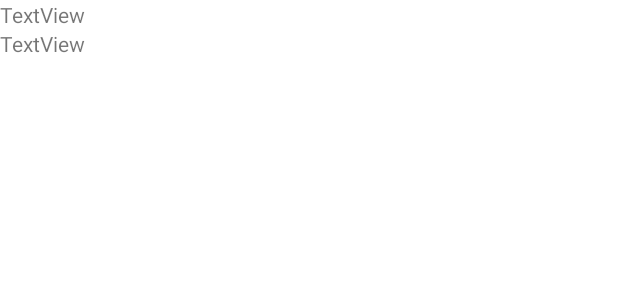
After one commit to Nxssie/KotlinNode, an Android app: the layout bicycle_list_row.xml on its own in the app's theme, with its tools: preview values and no code run, on a phone screen of 412 x 824 dp. The commit adds this screen. Shown: the top 300 px of the screen. Run offline under Robolectric (Android 15) with nearby library versions, the phone set to English and light mode, and no system bars.

Commit message:
daily check point

```diff
--- /dev/null
+++ b/frontend/app/src/main/java/com/example/bicycles/models/Bicycle.kt
@@ -0,0 +1,3 @@
+package com.example.bicycles.models
+
+class Bicycle (val brand: String, val model: String);
--- /dev/null
+++ b/frontend/app/src/main/res/layout/bicycle_list_row.xml
@@ -0,0 +1,18 @@
+<?xml version="1.0" encoding="utf-8"?>
+<LinearLayout xmlns:android="http://schemas.android.com/apk/res/android"
+    android:layout_width="match_parent"
+    android:layout_height="match_parent"
+    android:orientation="vertical">
+
+    <TextView
+        android:id="@+id/textViewBrand"
+        android:layout_width="match_parent"
+        android:layout_height="wrap_content"
+        android:text="TextView" />
+
+    <TextView
+        android:id="@+id/textViewModel"
+        android:layout_width="match_parent"
+        android:layout_height="wrap_content"
+        android:text="TextView" />
+</LinearLayout>
```
Also changed, not shown: frontend/app/src/main/java/com/example/bicycles/BicycleAdapter.kt (added, +34 -0 lines), frontend/app/src/main/java/com/example/bicycles/BicycleListActivity.kt (+31 -0 lines), frontend/app/src/main/res/layout/activity_bicycle_list.xml (+5 -8 lines), 4 other files.
